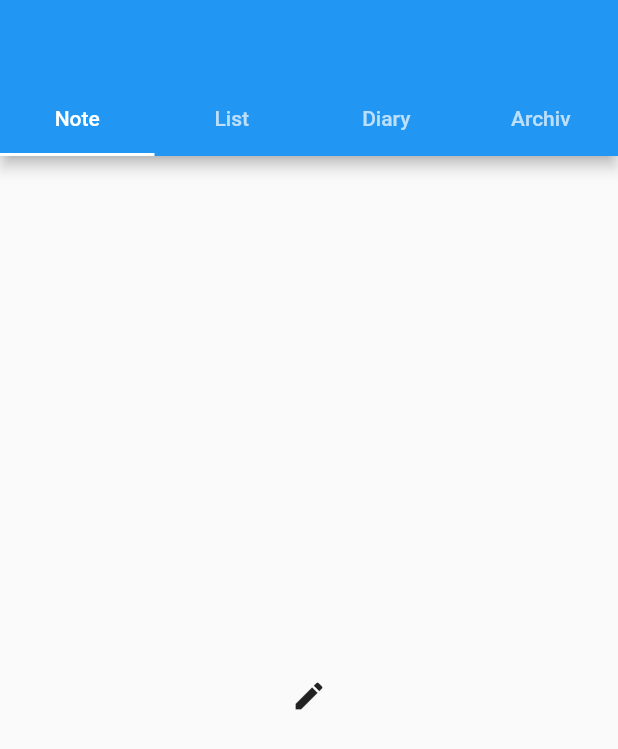
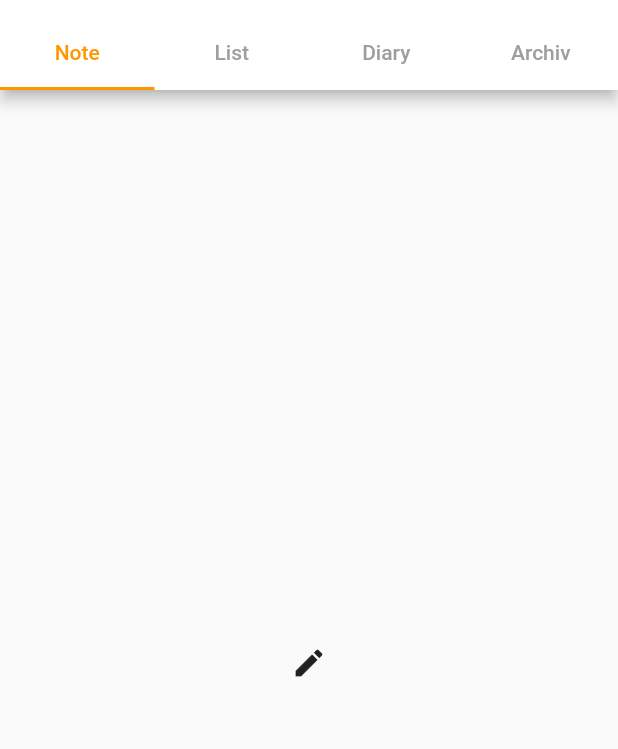
Before and after one commit to jeonlego012/memoapp, a Flutter app: the screen it shows after launch, on a phone screen of 412 x 824 dp. Shown: the top 749 px of the screen. Run offline on Flutter 3.47's test engine with Material 2 defaults, Android fonts, the phone set to English and light mode, and no system bars.

Commit message:
tab setting

```diff
--- /dev/null
+++ b/lib/components/my_tab.dart
@@ -0,0 +1,100 @@
+import 'package:flutter/material.dart';
+
+class MyTab extends StatefulWidget {
+  const MyTab({Key? key}) : super(key: key);
+
+  @override
+  _MyTabState createState() => _MyTabState();
+}
+
+class _MyTabState extends State<MyTab> with SingleTickerProviderStateMixin {
+  late TabController _tabController;
+  static const List<Color> tabColors = <Color>[
+    Colors.orange,
+    Colors.green,
+    Colors.blue,
+    Colors.pink,
+  ];
+
+  @override
+  void initState() {
+    super.initState();
+    _tabController = TabController(vsync: this, length: 4);
+    _tabController.addListener(_handleTabSelection);
+  }
+
+  @override
+  void dispose() {
+    _tabController.dispose();
+    super.dispose();
+  }
+
+  void _handleTabSelection() {
+    setState(() {});
+  }
+
+  @override
+  Widget build(BuildContext context) {
+    return DefaultTabController(
+      length: 4,
+      child: Scaffold(
+        appBar: PreferredSize(
+          preferredSize: const Size.fromHeight(60.0),
+          child: AppBar(
+            bottom: TabBar(
+              controller: _tabController,
+              indicatorColor: tabColors[_tabController.index],
+              tabs: [
+                Tab(
+                  child: Text(
+                    'Note',
+                    style: TextStyle(
+                        color: _tabController.index == 0
+                            ? tabColors[_tabController.index]
+                            : Colors.grey),
+                  ),
+                ),
+                Tab(
+                  child: Text(
+                    'List',
+                    style: TextStyle(
+                        color: _tabController.index == 1
+                            ? tabColors[_tabController.index]
+                            : Colors.grey),
+                  ),
+                ),
+                Tab(
+                  child: Text(
+                    'Diary',
+                    style: TextStyle(
+                        color: _tabController.index == 2
+                            ? tabColors[_tabController.index]
+                            : Colors.grey),
+                  ),
+                ),
+                Tab(
+                  child: Text(
+                    'Archiv',
+                    style: TextStyle(
+                        color: _tabController.index == 3
+                            ? tabColors[_tabController.index]
+                            : Colors.grey),
+                  ),
+                ),
+              ],
+            ),
+          ),
+        ),
+        body: TabBarView(
+          controller: _tabController,
+          children: [
+            Icon(Icons.create),
+            Icon(Icons.delete),
+            Icon(Icons.face),
+            Icon(Icons.earbuds),
+          ],
+        ),
+      ),
+    );
+  }
+}
--- a/lib/main.dart
+++ b/lib/main.dart
@@ -1,4 +1,6 @@
 import 'package:flutter/material.dart';
+
+import 'package:memoapp/components/my_tab.dart';
 
 void main() {
   runApp(const MemoApp());
@@ -9,29 +11,10 @@ class MemoApp extends StatelessWidget {
   @override
   Widget build(BuildContext context) {
     return MaterialApp(
-      home: DefaultTabController(
-        length: 4,
-        child: Scaffold(
-          appBar: AppBar(
-            bottom: const TabBar(
-              tabs: [
-                Tab(text: 'Note'),
-                Tab(text: 'List'),
-                Tab(text: 'Diary'),
-                Tab(text: 'Archiv'),
-              ],
-            ),
-          ),
-          body: const TabBarView(
-            children: [
-              Icon(Icons.create),
-              Icon(Icons.create),
-              Icon(Icons.create),
-              Icon(Icons.create),
-            ],
-          ),
-        ),
+      theme: ThemeData(
+        primaryColor: Colors.white,
       ),
+      home: MyTab(),
     );
   }
 }
```
